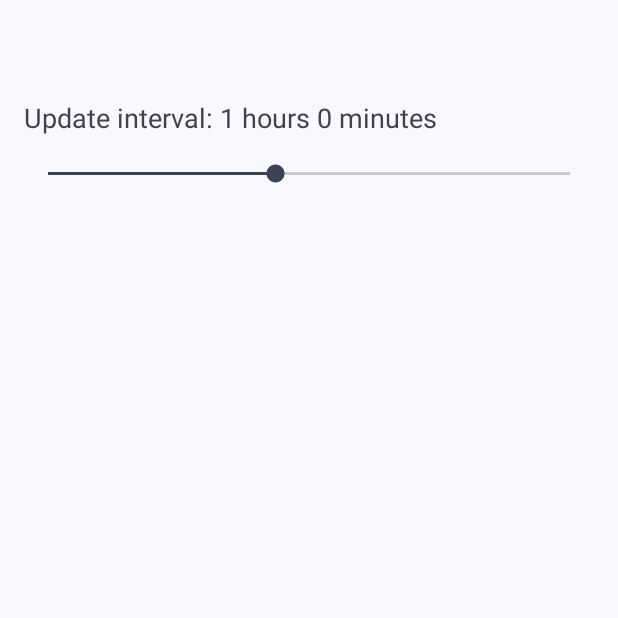
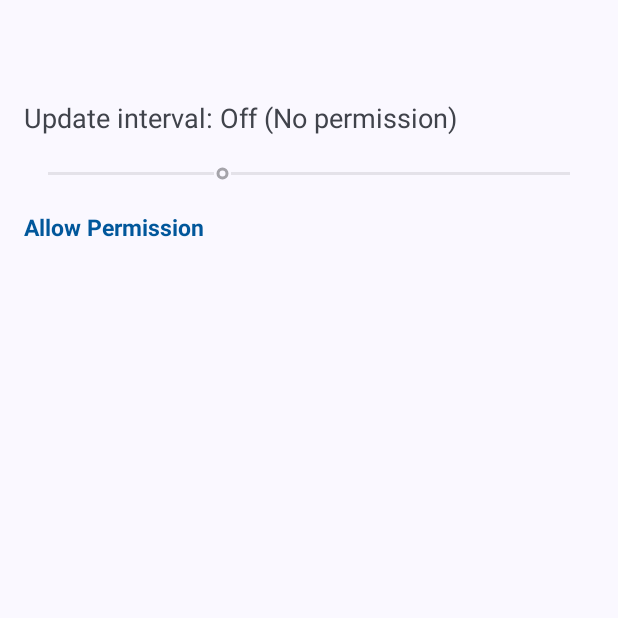
Before and after one commit to Debojit-mitra/Anify, an Android app: the screen it shows after launch (MainActivity), on a phone screen of 412 x 824 dp, the top half of it. Run offline under Robolectric (Android 15) with nearby library versions, the phone set to English and light mode, and no system bars.

Commit message:
1. small fixes and added permission alertdialog 2. more convenient seekbar timer

```diff
--- a/app/build.gradle.kts
+++ b/app/build.gradle.kts
@@ -11,7 +11,7 @@ android {
         minSdk = 30
         targetSdk = 34
         versionCode = 1
-        versionName = "1.0.1"
+        versionName = "1.0.2"
 
         testInstrumentationRunner = "androidx.test.runner.AndroidJUnitRunner"
     }
--- a/app/src/main/java/com/bunny/entertainment/factoid/MainActivity.java
+++ b/app/src/main/java/com/bunny/entertainment/factoid/MainActivity.java
@@ -5,26 +5,43 @@ import android.content.Intent;
 import android.content.SharedPreferences;
 import android.os.Build;
 import android.os.Bundle;
+import android.view.View;
 import android.widget.SeekBar;
 import android.widget.TextView;
 import android.widget.Toast;
 
 import androidx.activity.EdgeToEdge;
+import androidx.activity.result.ActivityResultLauncher;
+import androidx.activity.result.contract.ActivityResultContracts;
 import androidx.appcompat.app.AppCompatActivity;
-import androidx.core.graphics.Insets;
-import androidx.core.view.ViewCompat;
-import androidx.core.view.WindowInsetsCompat;
 
 import com.bunny.entertainment.factoid.widgets.RandomFactsWidget;
+import com.google.android.material.dialog.MaterialAlertDialogBuilder;
 
 public class MainActivity extends AppCompatActivity {
 
-    private SeekBar intervalSeekBar;
+    public SeekBar intervalSeekBar;
     private TextView intervalTextView;
+    public TextView allowTextView;
     private static final int REQUEST_SCHEDULE_EXACT_ALARM = 1001;
-    private static final long MIN_INTERVAL = 5 * 60 * 1000L; // 5 minutes
-    private static final long MAX_INTERVAL = 24 * 60 * 60 * 1000L; // 1 day
-    private static final int SEEKBAR_STEPS = 24; // Number of steps in the SeekBar
+    private static final long[] INTERVALS = {
+            5 * 60 * 1000L,    // 5 minutes
+            10 * 60 * 1000L,   // 10 minutes
+            20 * 60 * 1000L,   // 20 minutes
+            30 * 60 * 1000L,   // 30 minutes
+            60 * 60 * 1000L,   // 1 hour
+            2 * 60 * 60 * 1000L,   // 2 hours
+            3 * 60 * 60 * 1000L,   // 3 hours
+            4 * 60 * 60 * 1000L,   // 4 hours
+            5 * 60 * 60 * 1000L,   // 5 hours
+            6 * 60 * 60 * 1000L,   // 6 hours
+            8 * 60 * 60 * 1000L,   // 8 hours
+            10 * 60 * 60 * 1000L,  // 10 hours
+            12 * 60 * 60 * 1000L   // 12 hours
+    };
+    private static final int SEEKBAR_STEPS = INTERVALS.length;
+    private ActivityResultLauncher<Intent> alarmPermissionLauncher;
+
 
 
     @Override
@@ -35,64 +52,79 @@ public class MainActivity extends AppCompatActivity {
 
         intervalSeekBar = findViewById(R.id.intervalSeekBar);
         intervalTextView = findViewById(R.id.intervalTextView);
+        allowTextView = findViewById(R.id.allowTextView);
 
-        // Set up SeekBar
-        intervalSeekBar.setMax(SEEKBAR_STEPS - 1);
-        long currentIntervalMillis = getUpdateIntervalMillis();
-        int progress = millisToProgress(currentIntervalMillis);
-        intervalSeekBar.setProgress(progress);
+        setupSeekBar();
 
-        updateIntervalText(currentIntervalMillis);
+        if (isFirstTime()) {
+            showPermissionRequiredDialog();
+        } else {
+            checkAlarmPermission();
+        }
+
+        allowTextView.setOnClickListener(v -> showPermissionRequiredDialog());
+
+        alarmPermissionLauncher = registerForActivityResult(
+                new ActivityResultContracts.StartActivityForResult(),
+                result -> checkAlarmPermission()
+        );
+
 
         intervalSeekBar.setOnSeekBarChangeListener(new SeekBar.OnSeekBarChangeListener() {
             @Override
             public void onProgressChanged(SeekBar seekBar, int progress, boolean fromUser) {
-                long intervalMillis = progressToMillis(progress);
+                long intervalMillis = INTERVALS[progress];
                 updateIntervalText(intervalMillis);
             }
 
             @Override
-            public void onStartTrackingTouch(SeekBar seekBar) {}
+            public void onStartTrackingTouch(SeekBar seekBar) {
+            }
 
             @Override
             public void onStopTrackingTouch(SeekBar seekBar) {
-                long intervalMillis = progressToMillis(seekBar.getProgress());
+                long intervalMillis = INTERVALS[seekBar.getProgress()];
                 RandomFactsWidget.setUpdateInterval(MainActivity.this, intervalMillis);
                 scheduleNextUpdate();
             }
         });
+    }
 
-        checkAlarmPermission();
+    private boolean isFirstTime() {
+        SharedPreferences prefs = getSharedPreferences("AppPrefs", MODE_PRIVATE);
+        boolean isFirstTime = prefs.getBoolean("isFirstTime", true);
+        if (isFirstTime) {
+            SharedPreferences.Editor editor = prefs.edit();
+            editor.putBoolean("isFirstTime", false);
+            editor.apply();
+        }
+        return isFirstTime;
     }
 
     private void updateIntervalText(long intervalMillis) {
         if (intervalMillis < 60 * 60 * 1000) {
             int minutes = (int) (intervalMillis / (60 * 1000));
-            String minute = "Update interval: " + minutes + " minutes";
-            intervalTextView.setText(minute);
-        } else if (intervalMillis < 24 * 60 * 60 * 1000) {
+            String minutesTxt = "Update interval: " + minutes + " minutes";
+            intervalTextView.setText(minutesTxt);
+        } else {
             int hours = (int) (intervalMillis / (60 * 60 * 1000));
-            int minutes = (int) ((intervalMillis % (60 * 60 * 1000)) / (60 * 1000)); // Calculate remaining minutes
-            String updateIntervalText = "Update interval: " + hours + " hours " + minutes + " minutes";
-            intervalTextView.setText(updateIntervalText);
-        } else {
-            intervalTextView.setText(getString(R.string.update_interval_24_hour));
+            String hoursTxt = "Update interval: " + hours + " hours";
+            intervalTextView.setText(hoursTxt);
         }
     }
 
     private long getUpdateIntervalMillis() {
         SharedPreferences prefs = getSharedPreferences(RandomFactsWidget.PREFS_NAME, Context.MODE_PRIVATE);
-        return prefs.getLong(RandomFactsWidget.PREF_UPDATE_INTERVAL, 3600000); // Default to 1 hour
+        return prefs.getLong(RandomFactsWidget.PREF_UPDATE_INTERVAL, INTERVALS[4]); // Default to 1 hour
     }
 
     private int millisToProgress(long millis) {
-        double normalized = (Math.log(millis) - Math.log(MIN_INTERVAL)) / (Math.log(MAX_INTERVAL) - Math.log(MIN_INTERVAL));
-        return (int) Math.round(normalized * (SEEKBAR_STEPS - 1));
-    }
-
-    private long progressToMillis(int progress) {
-        double normalized = (double) progress / (SEEKBAR_STEPS - 1);
-        return Math.round(Math.exp(normalized * (Math.log(MAX_INTERVAL) - Math.log(MIN_INTERVAL)) + Math.log(MIN_INTERVAL)));
+        for (int i = 0; i < INTERVALS.length; i++) {
+            if (millis <= INTERVALS[i]) {
+                return i;
+            }
+        }
+        return INTERVALS.length - 1;
     }
 
     private void scheduleNextUpdate() {
@@ -104,13 +136,65 @@ public class MainActivity extends AppCompatActivity {
     private void checkAlarmPermission() {
         if (Build.VERSION.SDK_INT >= Build.VERSION_CODES.S) {
             if (!RandomFactsWidget.canScheduleExactAlarms(this)) {
-                Toast.makeText(this, "Please allow exact alarms for better functionality", Toast.LENGTH_LONG).show();
-                Intent intent = RandomFactsWidget.getAlarmPermissionSettingsIntent(this);
-                if (intent != null) {
-                    startActivityForResult(intent, REQUEST_SCHEDULE_EXACT_ALARM);
-                }
+                disableAutoUpdate();
+                showAllowTextView();
+            } else {
+                hideAllowTextView();
+                setupSeekBar();
             }
+        } else {
+            hideAllowTextView();
+            setupSeekBar();
         }
+    }
+
+    private void setupSeekBar() {
+        long currentIntervalMillis = getUpdateIntervalMillis();
+        if (currentIntervalMillis == 0) {
+            currentIntervalMillis = 3600000; // Default to 1 hour if no interval is set
+            RandomFactsWidget.setUpdateInterval(this, currentIntervalMillis);
+        }
+        int progress = millisToProgress(currentIntervalMillis);
+        intervalSeekBar.setMax(SEEKBAR_STEPS - 1);
+        intervalSeekBar.setProgress(progress);
+        intervalSeekBar.setEnabled(true);
+        updateIntervalText(currentIntervalMillis);
+    }
+
+    private void disableAutoUpdate() {
+        RandomFactsWidget.setUpdateInterval(this, 0); // 0 means no auto-update
+        intervalSeekBar.setEnabled(false);
+        String updateInterval = "Update interval: Off (No permission)";
+        intervalTextView.setText(updateInterval);
+    }
+
+    private void showPermissionRequiredDialog() {
+        new MaterialAlertDialogBuilder(this)
+                .setTitle("Permission Required")
+                .setMessage("Exact alarm permission is required for automatic updates. Without it, you'll need to manually update the widget.")
+                .setPositiveButton("Allow", (dialog, which) -> {
+                    Intent intent = RandomFactsWidget.getAlarmPermissionSettingsIntent(this);
+                    if (intent != null) {
+                        alarmPermissionLauncher.launch(intent);
+                    }
+                })
+                .setNegativeButton("Deny", (dialog, which) -> {
+                    Toast.makeText(this, "Auto-update disabled due to missing permission.", Toast.LENGTH_SHORT).show();
+                    disableAutoUpdate();
+                    showAllowTextView();
+                })
+                .setCancelable(false)
+                .show();
+    }
+
+    private void showAllowTextView() {
+        TextView allowTextView = findViewById(R.id.allowTextView);
+        allowTextView.setVisibility(View.VISIBLE);
+    }
+
+    private void hideAllowTextView() {
+        TextView allowTextView = findViewById(R.id.allowTextView);
+        allowTextView.setVisibility(View.GONE);
     }
 
     @Override
@@ -124,5 +208,9 @@ public class MainActivity extends AppCompatActivity {
             }
         }
     }
-
+    @Override
+    protected void onResume() {
+        super.onResume();
+        checkAlarmPermission();
+    }
 }
--- a/app/src/main/java/com/bunny/entertainment/factoid/service/WidgetRemoteViewsService.java
+++ b/app/src/main/java/com/bunny/entertainment/factoid/service/WidgetRemoteViewsService.java
@@ -8,6 +8,6 @@ import com.bunny.entertainment.factoid.adapter.WidgetRemoteViewsFactory;
 public class WidgetRemoteViewsService extends RemoteViewsService {
     @Override
     public RemoteViewsFactory onGetViewFactory(Intent intent) {
-        return new WidgetRemoteViewsFactory(this.getApplicationContext(), intent);
+        return new WidgetRemoteViewsFactory(this.getApplicationContext());
     }
 }
--- a/app/src/main/res/layout/activity_main.xml
+++ b/app/src/main/res/layout/activity_main.xml
@@ -19,4 +19,16 @@
         android:layout_height="wrap_content"
         android:max="24"/>
 
+    <TextView
+        android:id="@+id/allowTextView"
+        android:layout_width="wrap_content"
+        android:layout_height="wrap_content"
+        android:text="@string/allow_permission"
+        android:textColor="@color/light_blue_900"
+        android:textStyle="bold"
+        android:textSize="15sp"
+        android:visibility="gone"
+        android:layout_marginTop="16dp" />
+
+
 </LinearLayout>
--- a/app/src/main/res/values/strings.xml
+++ b/app/src/main/res/values/strings.xml
@@ -6,4 +6,5 @@
     <string name="update_fact">Update Fact</string>
     <string name="unable_to_fetch_facts">Unable to fetch facts!</string>
     <string name="update_interval_24_hour">Update interval: 24 hour</string>
+    <string name="allow_permission">Allow Permission</string>
 </resources>
```
Also changed, not shown: app/src/main/java/com/bunny/entertainment/factoid/adapter/WidgetRemoteViewsFactory.java (+3 -10 lines), app/src/main/java/com/bunny/entertainment/factoid/networks/NetworkMonitor.java (+3 -19 lines), app/src/main/java/com/bunny/entertainment/factoid/widgets/RandomFactsWidget.java (+7 -3 lines), app/src/main/res/layout/random_facts_widget.xml (+4 -3 lines).
